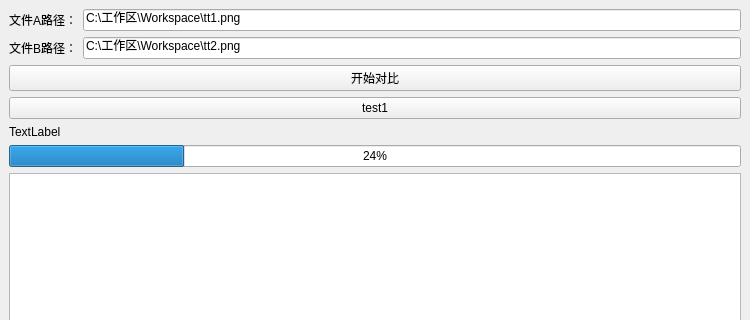
Before: the Qt Designer form mainwindow.ui in laisc7301/RuihuoFileComparison, drawn with Qt 5; both pictures show x 0 to 750 and y 0 to 320 of the 750 by 544 pixel window.
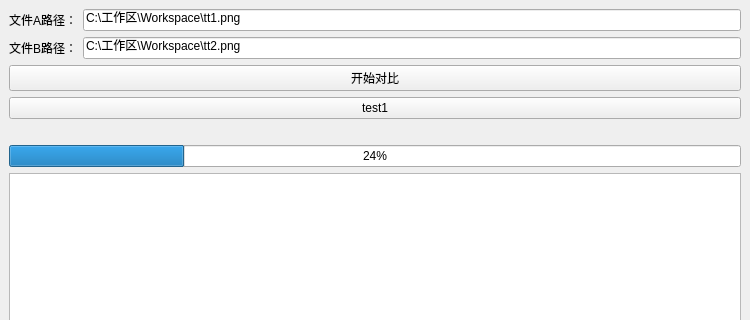
After: the same form once the commit is applied.

What changed in the file:
```diff
--- a/mainwindow.ui
+++ b/mainwindow.ui
@@ -80,7 +80,7 @@
         <item>
          <widget class="QLabel" name="infoLabel">
           <property name="text">
-           <string>TextLabel</string>
+           <string/>
           </property>
          </widget>
         </item>
```
